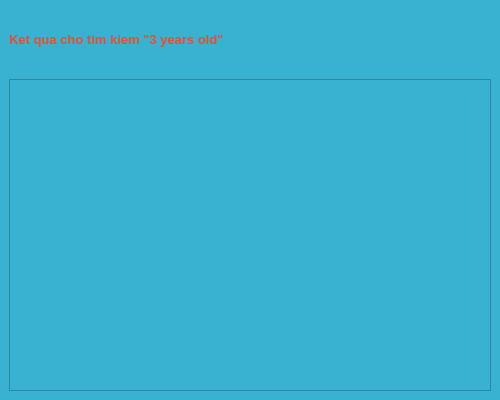
Above: ui/search.ui from chaunamthong2015-ui/PTA39-SPCK before the change. Below: the same form after it.
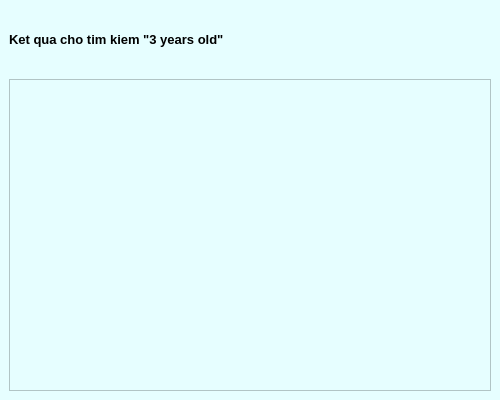
That is the form after the change.

The edit to the form file:
```diff
--- a/ui/search.ui
+++ b/ui/search.ui
@@ -39,8 +39,8 @@
     </size>
    </property>
    <property name="styleSheet">
-    <string notr="true">background-color: #39B1D1 ;
-color: #ED4D2D ;
+    <string notr="true">background-color: #e6feff ;
+color: #000000 ;
 
 </string>
    </property>
```
